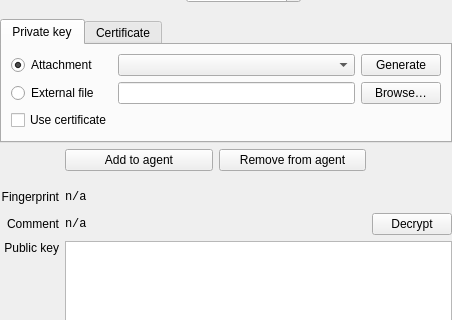
AlexpFr/keepassxc, file src/gui/entry/EditEntryWidgetSSHAgent.ui: the form before one commit; both pictures show x 0 to 452 and y 98 to 418 of the 452 by 618 pixel window.
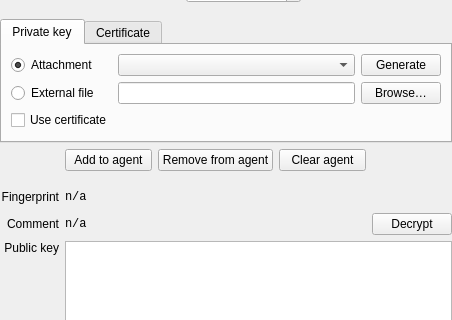
The form after the commit.

Commit message: SSH Agent: Add ssh-add -D function (#8346)

Patch:
```diff
--- a/src/gui/entry/EditEntryWidgetSSHAgent.ui
+++ b/src/gui/entry/EditEntryWidgetSSHAgent.ui
@@ -27,7 +27,7 @@
     <number>0</number>
    </property>
    <item row="6" column="2">
-    <layout class="QHBoxLayout" name="agentActionsLayout" stretch="0,0">
+    <layout class="QHBoxLayout" name="agentActionsLayout" stretch="0,0,0">
      <item>
       <widget class="QPushButton" name="addToAgentButton">
        <property name="text">
@@ -42,6 +42,13 @@
        </property>
       </widget>
      </item>
+     <item>
+      <widget class="QPushButton" name="clearAgentButton">
+       <property name="text">
+        <string>Clear agent</string>
+       </property>
+      </widget>
+     </item>
     </layout>
    </item>
    <item row="2" column="1" colspan="3">
```
Left out of the diff: 2 changed lines with no effect on the pictures. The commit also changes 9 other files.
